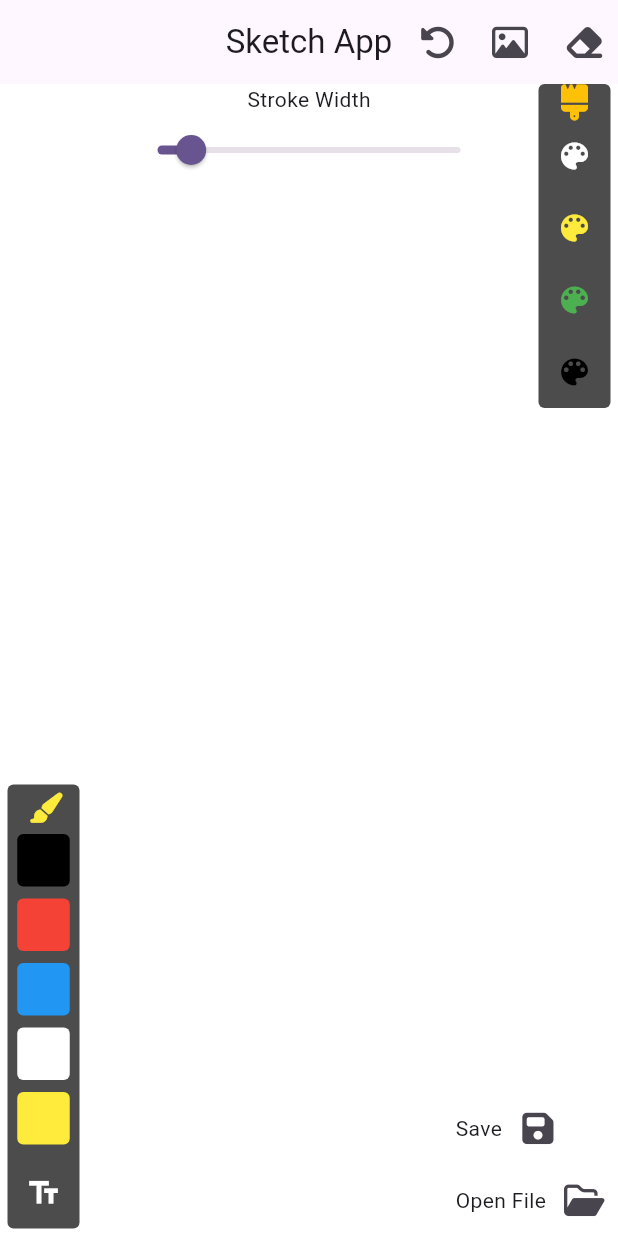
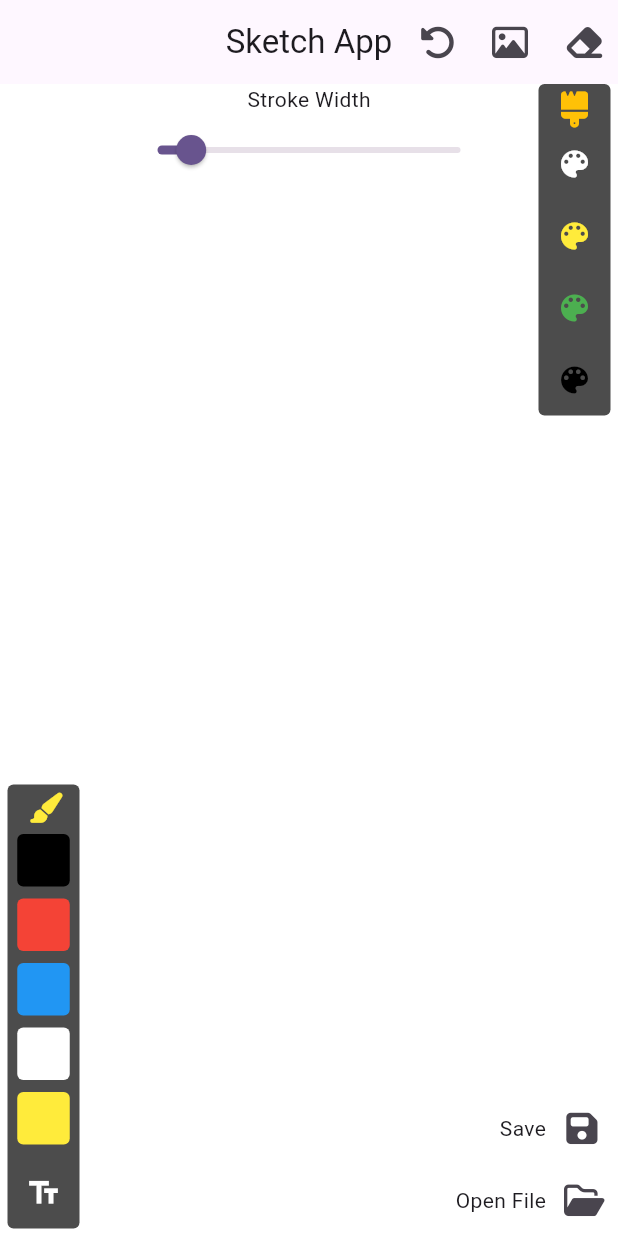
Before and after one commit to Zackcodder/sketch_app, a Flutter app: the screen it shows after launch, on a phone screen of 412 x 824 dp. Run offline on Flutter 3.47's test engine with Material 3 defaults, Android fonts, the phone set to English and light mode, and no system bars; our stand-ins replace font_awesome_flutter, google_fonts, image_picker.

Commit message:
modified:   lib/screens/home.dart

```diff
--- a/lib/screens/home.dart
+++ b/lib/screens/home.dart
@@ -94,7 +94,6 @@ class _HomeScreenState extends State<HomeScreen> {
                 crossAxisAlignment: CrossAxisAlignment.center,
                 children: [
                   const Icon(
-                    // Icons.format_color_fill_outlined,
                     FontAwesomeIcons.paintbrush,
                     color: Colors.yellow,
                     size: 20,
@@ -122,7 +121,7 @@ class _HomeScreenState extends State<HomeScreen> {
             right: 0,
             bottom: 0,
             child: Column(
-              crossAxisAlignment: CrossAxisAlignment.start,
+              crossAxisAlignment: CrossAxisAlignment.end,
               children: [
                 ///save file
                 Row(
@@ -176,6 +175,7 @@ class _HomeScreenState extends State<HomeScreen> {
             right: 5,
             top: 0,
             child: Container(
+              padding: const EdgeInsets.only(top: 5),
               decoration: BoxDecoration(
                 color: Colors.black.withOpacity(0.7),
                 borderRadius: BorderRadius.circular(4.0),
```
